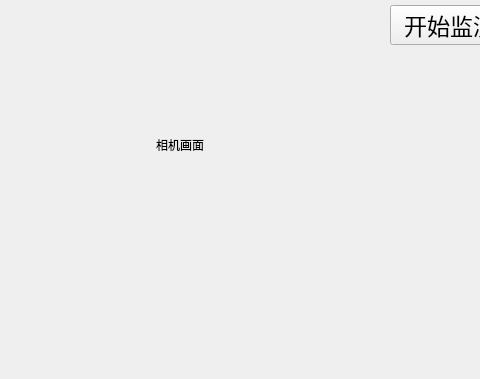
This is mainwindow.ui in gbn666/GeoProspector as Qt 5 draws it before an edit; both pictures show x 0 to 480 and y 101 to 480 of the 800 by 480 pixel window. The edited form follows.
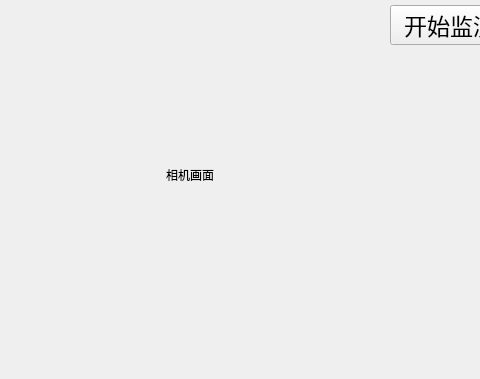
This is the edited form. Icons and pictures are not drawn.

The edit to the form file:
```diff
--- a/mainwindow.ui
+++ b/mainwindow.ui
@@ -184,9 +184,9 @@
     <property name="geometry">
      <rect>
       <x>30</x>
-      <y>60</y>
-      <width>300</width>
-      <height>300</height>
+      <y>120</y>
+      <width>320</width>
+      <height>240</height>
      </rect>
     </property>
     <property name="text">
```
